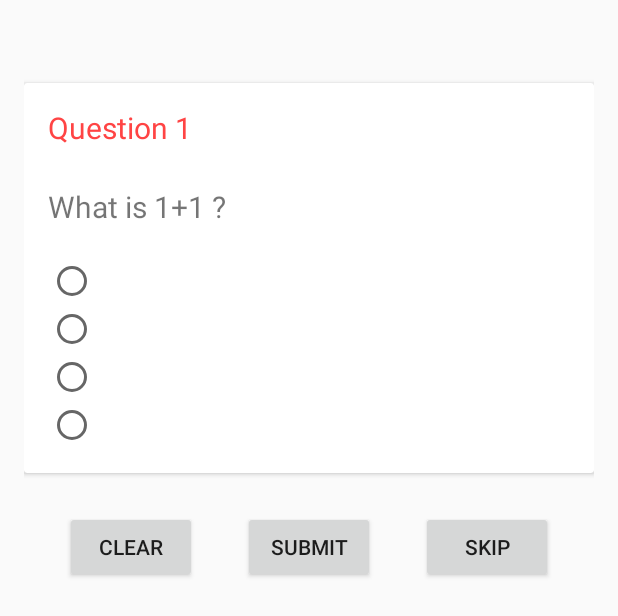
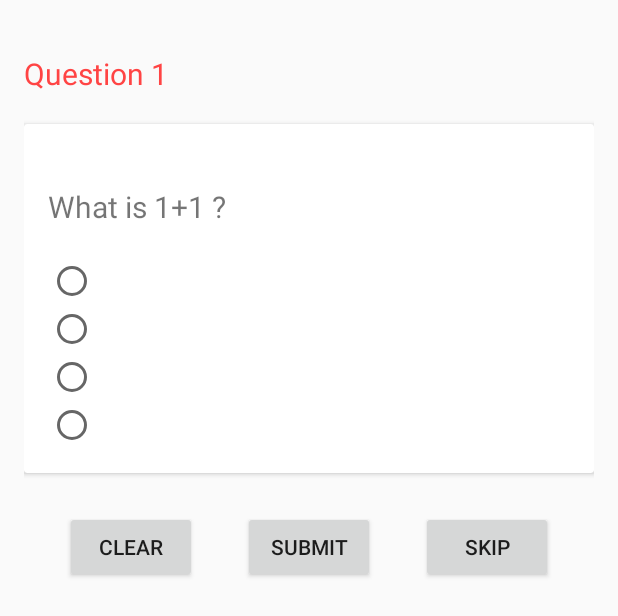
Before and after one commit to vigneshp91/MockTest, an Android app: the layout activity_test.xml on its own in the app's theme, with its tools: preview values and no code run, on a phone screen of 412 x 824 dp. Shown: the top 616 px of the screen. Run offline under Robolectric (Android 15) with nearby library versions, the light colour scheme and no system bars.

Commit message:
questions db

```diff
--- a/app/src/main/AndroidManifest.xml
+++ b/app/src/main/AndroidManifest.xml
@@ -7,6 +7,7 @@
         android:icon="@mipmap/ic_launcher"
         android:label="@string/app_name"
         android:supportsRtl="true"
+        android:name=".AppClass"
         android:theme="@style/AppTheme">
         <activity android:name=".LoginActivity">
             <intent-filter>
--- a/app/src/main/java/com/mocktest/TestUtil.java
+++ b/app/src/main/java/com/mocktest/TestUtil.java
@@ -26,7 +26,7 @@ public class TestUtil {
     }
 
     public String getUser(Activity activity){
-        SharedPreferences sharedPref = activity.getPreferences(Context.MODE_PRIVATE);
+        SharedPreferences sharedPref = activity.getSharedPreferences(MyPREFERENCES,Context.MODE_PRIVATE);
         return sharedPref.getString(UNAME_KEY,"");
     }
 
--- a/app/src/main/res/layout/activity_test.xml
+++ b/app/src/main/res/layout/activity_test.xml
@@ -17,25 +17,26 @@
         android:id="@+id/timer"
         android:layout_gravity="end"/>
 
+    <TextView
+        android:layout_width="match_parent"
+        android:layout_height="wrap_content"
+        android:id="@+id/question_cnt"
+        android:textSize="20sp"
+        android:textColor="@android:color/holo_red_light"
+        android:text="Question 1"/>
+
     <android.support.v7.widget.CardView
         android:layout_height="wrap_content"
         android:layout_width="match_parent"
+        android:layout_marginTop="20dp">
 
-        android:layout_marginTop="20dp">
         <LinearLayout
             android:layout_width="match_parent"
             android:layout_height="wrap_content"
             android:padding="16dp"
+            android:visibility="visible"
             android:id="@+id/questions_layout"
             android:orientation="vertical">
-
-        <TextView
-            android:layout_width="match_parent"
-            android:layout_height="wrap_content"
-            android:id="@+id/question_cnt"
-            android:textSize="20sp"
-            android:textColor="@android:color/holo_red_light"
-            android:text="Question 1"/>
 
         <TextView
             android:layout_width="match_parent"
@@ -74,6 +75,54 @@
 
 
         </LinearLayout>
+
+        <LinearLayout
+            android:layout_width="match_parent"
+            android:layout_height="wrap_content"
+            android:id="@+id/report"
+            android:visibility="gone"
+            android:orientation="vertical">
+
+            <TextView
+                android:layout_width="match_parent"
+                android:layout_height="wrap_content"
+                android:id="@+id/score"
+                android:gravity="center"
+                android:textSize="20sp"
+                android:layout_marginTop="20dp"
+                android:layout_marginBottom="15dp"
+                android:text="Score: 7/10"
+                />
+            <TextView
+                android:layout_width="match_parent"
+                android:layout_height="wrap_content"
+                android:id="@+id/answered"
+                android:gravity="center"
+                android:textSize="20sp"
+                android:layout_marginBottom="15dp"
+                android:text="Answered: 7"
+                />
+            <TextView
+                android:layout_width="match_parent"
+                android:layout_height="wrap_content"
+                android:id="@+id/unanswered"
+                android:gravity="center"
+                android:textSize="20sp"
+                android:layout_marginBottom="15dp"
+                android:text="Unanswerd: 3"
+                />
+
+            <TextView
+                android:layout_width="match_parent"
+                android:layout_height="wrap_content"
+                android:gravity="end"
+                android:text="Move to Dashboard>>"
+                android:layout_margin="20dp"
+                android:textSize="20sp"
+                android:id="@+id/dash_link"
+                android:textColor="@android:color/holo_green_dark"/>
+
+        </LinearLayout>
     </android.support.v7.widget.CardView>
 
     <LinearLayout
@@ -81,6 +130,7 @@
         android:layout_height="wrap_content"
         android:layout_marginTop="25dp"
         android:id="@+id/opt_buttons"
+        android:visibility="visible"
         android:gravity="center_horizontal">
         <Button
             android:layout_width="wrap_content"
```
Also changed, not shown: app/src/main/java/com/mocktest/LoginActivity.java (+6 -2 lines), app/src/main/java/com/mocktest/TestActivity.java (+49 -17 lines), app/src/main/java/com/mocktest/database/MockTestDb.java (+20 -8 lines).
